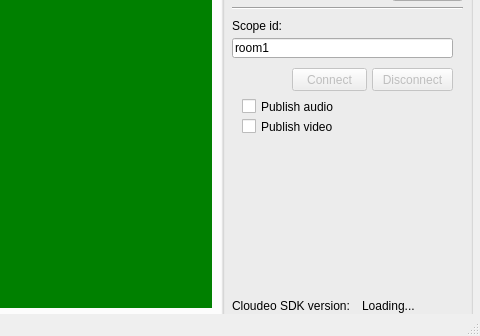
Old version of the form cdo_sample_app/cdosampleappwindow.ui in the repository addlive/addlive_c_examples; both pictures show x 608 to 1088 and y 228 to 564 of the 1088 by 564 pixel window.
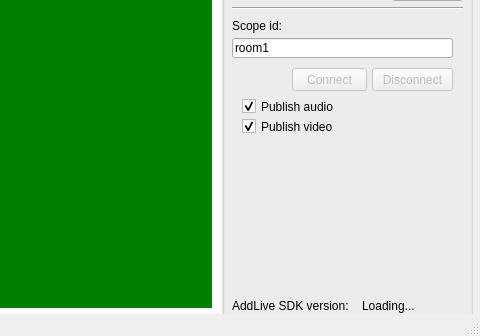
New version of the form. Custom widgets are drawn as their Qt base class.

What changed in the file:
```diff
--- a/cdo_sample_app/cdosampleappwindow.ui
+++ b/cdo_sample_app/cdosampleappwindow.ui
@@ -248,6 +248,9 @@
      <property name="text">
       <string>Publish audio</string>
      </property>
+     <property name="checked">
+      <bool>true</bool>
+     </property>
     </widget>
     <widget class="QCheckBox" name="publishVideoChck">
      <property name="geometry">
@@ -261,6 +264,9 @@
      <property name="text">
       <string>Publish video</string>
      </property>
+     <property name="checked">
+      <bool>true</bool>
+     </property>
     </widget>
     <widget class="QLabel" name="label_5">
      <property name="geometry">
@@ -272,7 +278,7 @@
       </rect>
      </property>
      <property name="text">
-      <string>Cloudeo SDK version:</string>
+      <string>AddLive SDK version:</string>
      </property>
     </widget>
     <widget class="QLabel" name="versionLbl">
```
